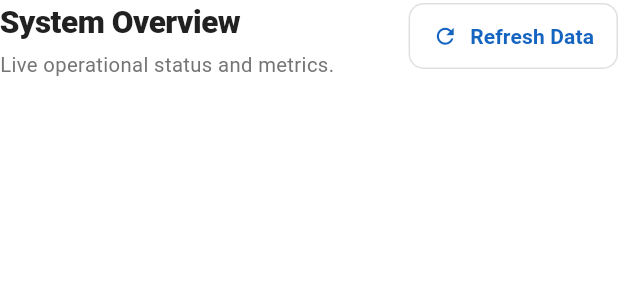
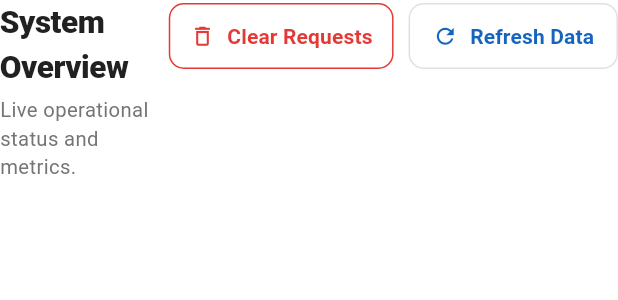
Before and after one commit to Fabien5050/autorescue_app, a Flutter app: the _DashboardHeader widget shown alone on an empty page, opened directly with empty values, on a phone screen of 412 x 824 dp. Shown: the top 300 px of the screen. Run offline on Flutter 3.47's test engine with Material 3 defaults, Android fonts, the phone set to English and light mode, and no system bars; our stand-ins replace file_picker, fl_chart, flutter_local_notifications, geolocator, google_maps_flutter, image_picker and 4 more; missing offline and left inert: agora_rtc_engine, stomp_dart_client; accounts and stored records are empty; network calls fail.

Commit message:
Add Clear Live Requests button on Admin Dashboard and API integration

```diff
--- a/lib/screens/admin/admin_dashboard_screen.dart
+++ b/lib/screens/admin/admin_dashboard_screen.dart
@@ -70,6 +70,45 @@ class _AdminDashboardScreenState extends State<AdminDashboardScreen> {
     _fetchAll();
   });
 
+  Future<void> _confirmClearRequests() async {
+    final bool? confirmed = await showDialog<bool>(
+      context: context,
+      builder: (BuildContext dialogContext) => AlertDialog(
+        title: const Text('Clear All Live Requests?'),
+        content: const Text(
+          'Are you sure you want to permanently clear all current assistance requests from the database?',
+        ),
+        actions: <Widget>[
+          TextButton(
+            onPressed: () => Navigator.of(dialogContext).pop(false),
+            child: const Text('Cancel'),
+          ),
+          FilledButton(
+            style: FilledButton.styleFrom(backgroundColor: AppColors.dangerRed),
+            onPressed: () => Navigator.of(dialogContext).pop(true),
+            child: const Text('Clear All'),
+          ),
+        ],
+      ),
+    );
+
+    if (confirmed == true && mounted) {
+      try {
+        await AdminDashboardApi.clearAllRequests();
+        if (!mounted) return;
+        ScaffoldMessenger.of(context).showSnackBar(
+          const SnackBar(content: Text('All live requests cleared successfully.')),
+        );
+        _refresh();
+      } catch (e) {
+        if (!mounted) return;
+        ScaffoldMessenger.of(context).showSnackBar(
+          SnackBar(content: Text('Failed to clear requests: $e')),
+        );
+      }
+    }
+  }
+
   @override
   Widget build(BuildContext context) {
     return SafeArea(
@@ -78,7 +117,10 @@ class _AdminDashboardScreenState extends State<AdminDashboardScreen> {
         child: Column(
           crossAxisAlignment: CrossAxisAlignment.start,
           children: <Widget>[
-            _DashboardHeader(onRefresh: _refresh),
+            _DashboardHeader(
+              onRefresh: _refresh,
+              onClearRequests: _confirmClearRequests,
+            ),
             const SizedBox(height: 22),
             FutureBuilder<AdminDashboardSummary>(
               future: _summaryFuture,
@@ -255,9 +297,10 @@ class _ChartCard extends StatelessWidget {
 }
 
 class _DashboardHeader extends StatelessWidget {
-  const _DashboardHeader({required this.onRefresh});
+  const _DashboardHeader({required this.onRefresh, required this.onClearRequests});
 
   final VoidCallback onRefresh;
+  final VoidCallback onClearRequests;
 
   @override
   Widget build(BuildContext context) {
@@ -280,6 +323,18 @@ class _DashboardHeader extends StatelessWidget {
             ],
           ),
         ),
+        OutlinedButton.icon(
+          onPressed: onClearRequests,
+          icon: const Icon(Icons.delete_outline, size: 17, color: AppColors.dangerRed),
+          label: const Text('Clear Requests', style: TextStyle(color: AppColors.dangerRed, fontWeight: FontWeight.w700)),
+          style: OutlinedButton.styleFrom(
+            side: const BorderSide(color: AppColors.dangerRed),
+            backgroundColor: AppColors.card,
+            padding: const EdgeInsets.symmetric(horizontal: 14, vertical: 12),
+            shape: RoundedRectangleBorder(borderRadius: BorderRadius.circular(10)),
+          ),
+        ),
+        const SizedBox(width: 10),
         OutlinedButton.icon(
           onPressed: onRefresh,
           icon: const Icon(Icons.refresh, size: 17, color: AppColors.primaryBlue),
--- a/lib/services/admin_dashboard_api.dart
+++ b/lib/services/admin_dashboard_api.dart
@@ -35,6 +35,10 @@ class AdminDashboardApi {
     await ApiClient.patch('/api/workshops/$workshopId/verify', <String, String>{
       'status': status,
     });
+  }
+
+  static Future<void> clearAllRequests() async {
+    await ApiClient.delete('/api/admin/requests/clear-all');
   }
 
   static Future<List<AdminVehicle>> getFleet() async {
```
